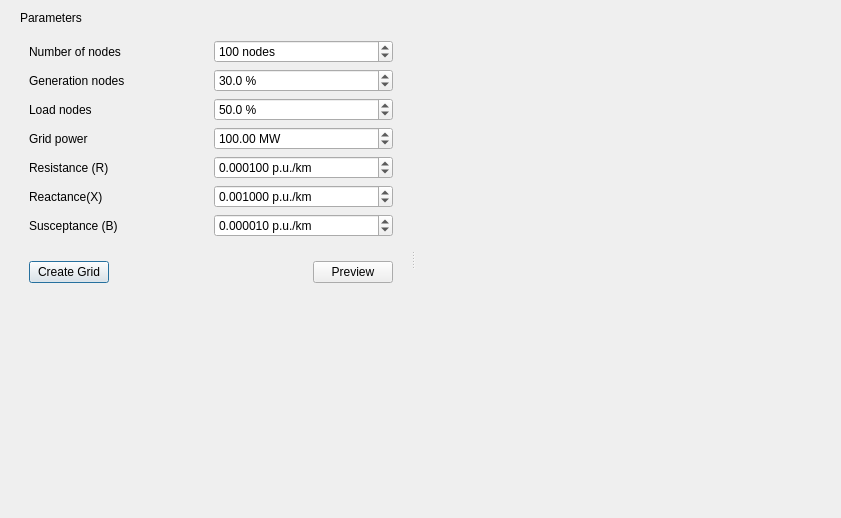
Old version of the form src/GridCal/Gui/GridGenerator/gui.ui in the repository SanPen/GridCal.
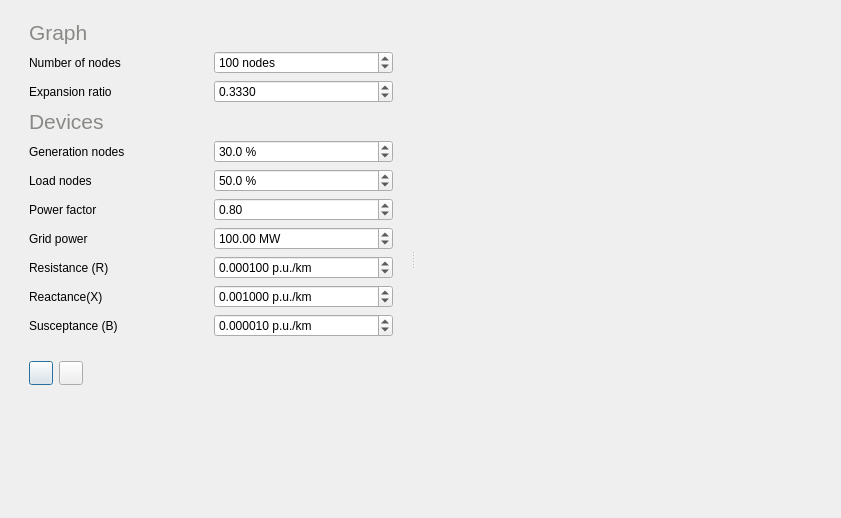
New version of the form. Icons and pictures are not drawn. Custom widgets are drawn as their Qt base class.

Commit message: Improved the grid Generator

The edit to the form file:
```diff
--- a/src/GridCal/Gui/GridGenerator/gui.ui
+++ b/src/GridCal/Gui/GridGenerator/gui.ui
@@ -42,13 +42,6 @@
          <property name="topMargin">
           <number>0</number>
          </property>
-         <item>
-          <widget class="QLabel" name="label">
-           <property name="text">
-            <string>Parameters</string>
-           </property>
-          </widget>
-         </item>
          <item>
           <widget class="QFrame" name="frame">
            <property name="frameShape">
@@ -58,7 +51,150 @@
             <enum>QFrame::Raised</enum>
            </property>
            <layout class="QGridLayout" name="gridLayout">
-            <item row="6" column="1">
+            <item row="7" column="1">
+             <widget class="QDoubleSpinBox" name="power_SpinBox">
+              <property name="suffix">
+               <string> MW</string>
+              </property>
+              <property name="maximum">
+               <double>9999999.000000000000000</double>
+              </property>
+              <property name="value">
+               <double>100.000000000000000</double>
+              </property>
+             </widget>
+            </item>
+            <item row="0" column="0">
+             <widget class="QLabel" name="label_9">
+              <property name="palette">
+               <palette>
+                <active>
+                 <colorrole role="WindowText">
+                  <brush brushstyle="SolidPattern">
+                   <color alpha="255">
+                    <red>136</red>
+                    <green>138</green>
+                    <blue>133</blue>
+                   </color>
+                  </brush>
+                 </colorrole>
+                 <colorrole role="Text">
+                  <brush brushstyle="SolidPattern">
+                   <color alpha="255">
+                    <red>136</red>
+                    <green>138</green>
+                    <blue>133</blue>
+                   </color>
+                  </brush>
+                 </colorrole>
+                 <colorrole role="ButtonText">
+                  <brush brushstyle="SolidPattern">
+                   <color alpha="255">
+                    <red>136</red>
+                    <green>138</green>
+                    <blue>133</blue>
+                   </color>
+                  </brush>
+                 </colorrole>
+                 <colorrole role="PlaceholderText">
+                  <brush brushstyle="SolidPattern">
+                   <color alpha="128">
+                    <red>136</red>
+                    <green>138</green>
+                    <blue>133</blue>
+                   </color>
+                  </brush>
+                 </colorrole>
+                </active>
+                <inactive>
+                 <colorrole role="WindowText">
+                  <brush brushstyle="SolidPattern">
+                   <color alpha="255">
+                    <red>136</red>
+                    <green>138</green>
+                    <blue>133</blue>
+                   </color>
+                  </brush>
+                 </colorrole>
+                 <colorrole role="Text">
+                  <brush brushstyle="SolidPattern">
+                   <color alpha="255">
+                    <red>136</red>
+                    <green>138</green>
+                    <blue>133</blue>
+                   </color>
+                  </brush>
+                 </colorrole>
+                 <colorrole role="ButtonText">
+                  <brush brushstyle="SolidPattern">
+                   <color alpha="255">
+                    <red>136</red>
+                    <green>138</green>
+                    <blue>133</blue>
+                   </color>
+                  </brush>
+                 </colorrole>
+                 <colorrole role="PlaceholderText">
+                  <brush brushstyle="SolidPattern">
+                   <color alpha="128">
+                    <red>136</red>
+                    <green>138</green>
+                    <blue>133</blue>
+                   </color>
+                  </brush>
+                 </colorrole>
+                </inactive>
+                <disabled>
+                 <colorrole role="WindowText">
+                  <brush brushstyle="SolidPattern">
+                   <color alpha="255">
+                    <red>190</red>
+                    <green>190</green>
+                    <blue>190</blue>
+                   </color>
+                  </brush>
+                 </colorrole>
+                 <colorrole role="Text">
+                  <brush brushstyle="SolidPattern">
+                   <color alpha="255">
+                    <red>190</red>
+                    <green>190</green>
+                    <blue>190</blue>
+                   </color>
+                  </brush>
+                 </colorrole>
+                 <colorrole role="ButtonText">
+                  <brush brushstyle="SolidPattern">
+                   <color alpha="255">
+                    <red>190</red>
+                    <green>190</green>
+                    <blue>190</blue>
+                   </color>
+                  </brush>
+                 </colorrole>
+                 <colorrole role="PlaceholderText">
+                  <brush brushstyle="SolidPattern">
+                   <color alpha="128">
+                    <red>0</red>
+                    <green>0</green>
+                    <blue>0</blue>
+                   </color>
+                  </brush>
+                 </colorrole>
+                </disabled>
+               </palette>
+              </property>
+              <property name="font">
+               <font>
+                <pointsize>16</pointsize>
+               </font>
+              </property>
+              <property name="text">
+               <string>Graph</string>
+              </property>
+             </widget>
+            </item>
+            <item row="10" column="1">
              <widget class="QDoubleSpinBox" name="b_SpinBox">
               <property name="suffix">
                <string> p.u./km</string>
@@ -71,21 +207,41 @@
               </property>
              </widget>
             </item>
-            <item row="0" column="0">
+            <item row="7" column="0">
+             <widget class="QLabel" name="label_2">
+              <property name="text">
+               <string>Grid power</string>
+              </property>
+             </widget>
+            </item>
+            <item row="8" column="1">
+             <widget class="QDoubleSpinBox" name="r_SpinBox">
+              <property name="suffix">
+               <string> p.u./km</string>
+              </property>
+              <property name="decimals">
+               <number>6</number>
+              </property>
+              <property name="value">
+               <double>0.000100000000000</double>
+              </property>
+             </widget>
+            </item>
+            <item row="1" column="0">
              <widget class="QLabel" name="label_3">
               <property name="text">
                <string>Number of nodes</string>
               </property>
              </widget>
             </item>
-            <item row="6" column="0">
+            <item row="10" column="0">
              <widget class="QLabel" name="label_6">
               <property name="text">
                <string>Susceptance (B)</string>
               </property>
              </widget>
             </item>
-            <item row="5" column="1">
+            <item row="9" column="1">
              <widget class="QDoubleSpinBox" name="x_SpinBox">
               <property name="suffix">
                <string> p.u./km</string>
@@ -98,34 +254,56 @@
               </property>
              </widget>
             </item>
-            <item row="1" column="0">
-             <widget class="QLabel" name="label_7">
-              <property name="text">
-               <string>Generation nodes</string>
-              </property>
-             </widget>
-            </item>
-            <item row="3" column="1">
-             <widget class="QDoubleSpinBox" name="power_SpinBox">
+            <item row="5" column="1">
+             <widget class="QDoubleSpinBox" name="load_nodes_SpinBox">
               <property name="suffix">
-               <string> MW</string>
+               <string> %</string>
+              </property>
+              <property name="decimals">
+               <number>1</number>
+              </property>
+              <property name="minimum">
+               <double>1.000000000000000</double>
               </property>
               <property name="maximum">
-               <double>9999999.000000000000000</double>
-              </property>
-              <property name="value">
                <double>100.000000000000000</double>
               </property>
+              <property name="value">
+               <double>50.000000000000000</double>
+              </property>
              </widget>
             </item>
-            <item row="3" column="0">
-             <widget class="QLabel" name="label_2">
+            <item row="8" column="0">
+             <widget class="QLabel" name="label_4">
               <property name="text">
-               <string>Grid power</string>
+               <string>Resistance (R)</string>
               </property>
              </widget>
             </item>
-            <item row="0" column="1">
+            <item row="2" column="1">
+             <widget class="QDoubleSpinBox" name="ratio_SpinBox">
+              <property name="decimals">
+               <number>4</number>
+              </property>
+              <property name="minimum">
+               <double>0.000000000000000</double>
+              </property>
+              <property name="maximum">
+               <double>1.000000000000000</double>
+              </property>
+              <property name="value">
+               <double>0.333000000000000</double>
+              </property>
+             </widget>
+            </item>
+            <item row="2" column="0">
+             <widget class="QLabel" name="label_11">
+              <property name="text">
+               <string>Expansion ratio</string>
+              </property>
+             </widget>
+            </item>
+            <item row="1" column="1">
              <widget class="QSpinBox" name="nodes_spinBox">
               <property name="suffix">
                <string> nodes</string>
@@ -141,7 +319,144 @@
               </property>
              </widget>
             </item>
-            <item row="1" column="1">
+            <item row="3" column="0">
+             <widget class="QLabel" name="label_10">
+              <property name="palette">
+               <palette>
+                <active>
+                 <colorrole role="WindowText">
+                  <brush brushstyle="SolidPattern">
+                   <color alpha="255">
+                    <red>136</red>
+                    <green>138</green>
+                    <blue>133</blue>
+                   </color>
+                  </brush>
+                 </colorrole>
+                 <colorrole role="Text">
+                  <brush brushstyle="SolidPattern">
+                   <color alpha="255">
+                    <red>136</red>
+                    <green>138</green>
+                    <blue>133</blue>
+                   </color>
+                  </brush>
+                 </colorrole>
+                 <colorrole role="ButtonText">
+                  <brush brushstyle="SolidPattern">
+                   <color alpha="255">
+                    <red>136</red>
+                    <green>138</green>
+                    <blue>133</blue>
+                   </color>
+                  </brush>
+                 </colorrole>
+                 <colorrole role="PlaceholderText">
+                  <brush brushstyle="SolidPattern">
+                   <color alpha="128">
+                    <red>136</red>
+                    <green>138</green>
+                    <blue>133</blue>
+                   </color>
+                  </brush>
+                 </colorrole>
+                </active>
+                <inactive>
+                 <colorrole role="WindowText">
+                  <brush brushstyle="SolidPattern">
+                   <color alpha="255">
+                    <red>136</red>
+                    <green>138</green>
+                    <blue>133</blue>
+                   </color>
+                  </brush>
+                 </colorrole>
+                 <colorrole role="Text">
+                  <brush brushstyle="SolidPattern">
+                   <color alpha="255">
+                    <red>136</red>
+                    <green>138</green>
+                    <blue>133</blue>
+                   </color>
+                  </brush>
+                 </colorrole>
+                 <colorrole role="ButtonText">
+                  <brush brushstyle="SolidPattern">
+                   <color alpha="255">
+                    <red>136</red>
+                    <green>138</green>
+                    <blue>133</blue>
+                   </color>
+                  </brush>
+                 </colorrole>
+                 <colorrole role="PlaceholderText">
+                  <brush brushstyle="SolidPattern">
+                   <color alpha="128">
+                    <red>136</red>
+                    <green>138</green>
+                    <blue>133</blue>
+                   </color>
+                  </brush>
+                 </colorrole>
+                </inactive>
+                <disabled>
+                 <colorrole role="WindowText">
+                  <brush brushstyle="SolidPattern">
+                   <color alpha="255">
+                    <red>190</red>
+                    <green>190</green>
+                    <blue>190</blue>
+                   </color>
+                  </brush>
+                 </colorrole>
+                 <colorrole role="Text">
+                  <brush brushstyle="SolidPattern">
+                   <color alpha="255">
+                    <red>190</red>
+                    <green>190</green>
+                    <blue>190</blue>
+                   </color>
+                  </brush>
+                 </colorrole>
+                 <colorrole role="ButtonText">
+                  <brush brushstyle="SolidPattern">
+                   <color alpha="255">
+                    <red>190</red>
+                    <green>190</green>
+                    <blue>190</blue>
+                   </color>
+                  </brush>
+                 </colorrole>
+                 <colorrole role="PlaceholderText">
+                  <brush brushstyle="SolidPattern">
+                   <color alpha="128">
+                    <red>0</red>
+                    <green>0</green>
+                    <blue>0</blue>
+                   </color>
+                  </brush>
+                 </colorrole>
+                </disabled>
+               </palette>
+              </property>
+              <property name="font">
+               <font>
+                <pointsize>16</pointsize>
+               </font>
+              </property>
+              <property name="text">
+               <string>Devices</string>
+              </property>
+             </widget>
+            </item>
+            <item row="5" column="0">
+             <widget class="QLabel" name="label_8">
+              <property name="text">
+               <string>Load nodes</string>
+              </property>
+             </widget>
+            </item>
+            <item row="4" column="1">
              <widget class="QDoubleSpinBox" name="generation_nodes_SpinBox">
               <property name="suffix">
                <string> %</string>
@@ -160,56 +475,34 @@
               </property>
              </widget>
             </item>
-            <item row="4" column="1">
-             <widget class="QDoubleSpinBox" name="r_SpinBox">
-              <property name="suffix">
-               <string> p.u./km</string>
-              </property>
-              <property name="decimals">
-               <number>6</number>
-              </property>
-              <property name="value">
-               <double>0.000100000000000</double>
+            <item row="4" column="0">
+             <widget class="QLabel" name="label_7">
+              <property name="text">
+               <string>Generation nodes</string>
               </property>
              </widget>
             </item>
-            <item row="5" column="0">
+            <item row="9" column="0">
              <widget class="QLabel" name="label_5">
               <property name="text">
                <string>Reactance(X) </string>
               </property>
              </widget>
             </item>
-            <item row="4" column="0">
-             <widget class="QLabel" name="label_4">
+            <item row="6" column="0">
+             <widget class="QLabel" name="label_12">
               <property name="text">
-               <string>Resistance (R)</string>
+               <string>Power factor</string>
               </property>
              </widget>
             </item>
-            <item row="2" column="1">
-             <widget class="QDoubleSpinBox" name="load_nodes_SpinBox">
-              <property name="suffix">
-               <string> %</string>
-              </property>
-              <property name="decimals">
-               <number>1</number>
-              </property>
-              <property name="minimum">
-               <double>1.000000000000000</double>
-              </property>
+            <item row="6" column="1">
+             <widget class="QDoubleSpinBox" name="power_factor_SpinBox">
               <property name="maximum">
-               <double>100.000000000000000</double>
+               <double>1.000000000000000</double>
               </property>
               <property name="value">
-               <double>50.000000000000000</double>
-              </property>
-             </widget>
-            </item>
-            <item row="2" column="0">
-             <widget class="QLabel" name="label_8">
-              <property name="text">
-               <string>Load nodes</string>
+               <double>0.800000000000000</double>
               </property>
              </widget>
             </item>
@@ -227,15 +520,44 @@
            <layout class="QHBoxLayout" name="horizontalLayout_2">
             <item>
              <widget class="QPushButton" name="applyButton">
-              <property name="text">
+              <property name="minimumSize">
+               <size>
+                <width>24</width>
+                <height>24</height>
+               </size>
+              </property>
+              <property name="toolTip">
                <string>Create Grid</string>
               </property>
+              <property name="text">
+               <string/>
+              </property>
               <property name="icon">
                <iconset resource="icons.qrc">
                 <normaloff>:/Icons/icons/color_grid.svg</normaloff>:/Icons/icons/color_grid.svg</iconset>
               </property>
              </widget>
             </item>
+            <item>
+             <widget class="QPushButton" name="previewButton">
+              <property name="minimumSize">
+               <size>
+                <width>24</width>
+                <height>24</height>
+               </size>
+              </property>
+              <property name="toolTip">
+               <string>Preview</string>
+              </property>
+              <property name="text">
+               <string/>
+              </property>
+              <property name="icon">
+               <iconset resource="icons.qrc">
+                <normaloff>:/Icons/icons/run_cascade_step.svg</normaloff>:/Icons/icons/run_cascade_step.svg</iconset>
+              </property>
+             </widget>
+            </item>
             <item>
              <spacer name="horizontalSpacer">
               <property name="orientation">
@@ -249,17 +571,6 @@
               </property>
              </spacer>
             </item>
-            <item>
-             <widget class="QPushButton" name="previewButton">
-              <property name="text">
-               <string>Preview</string>
-              </property>
-              <property name="icon">
-               <iconset resource="icons.qrc">
-                <normaloff>:/Icons/icons/run_cascade_step.svg</normaloff>:/Icons/icons/run_cascade_step.svg</iconset>
-              </property>
-             </widget>
-            </item>
            </layout>
           </widget>
          </item>
```
The commit also changes 3 other files.
